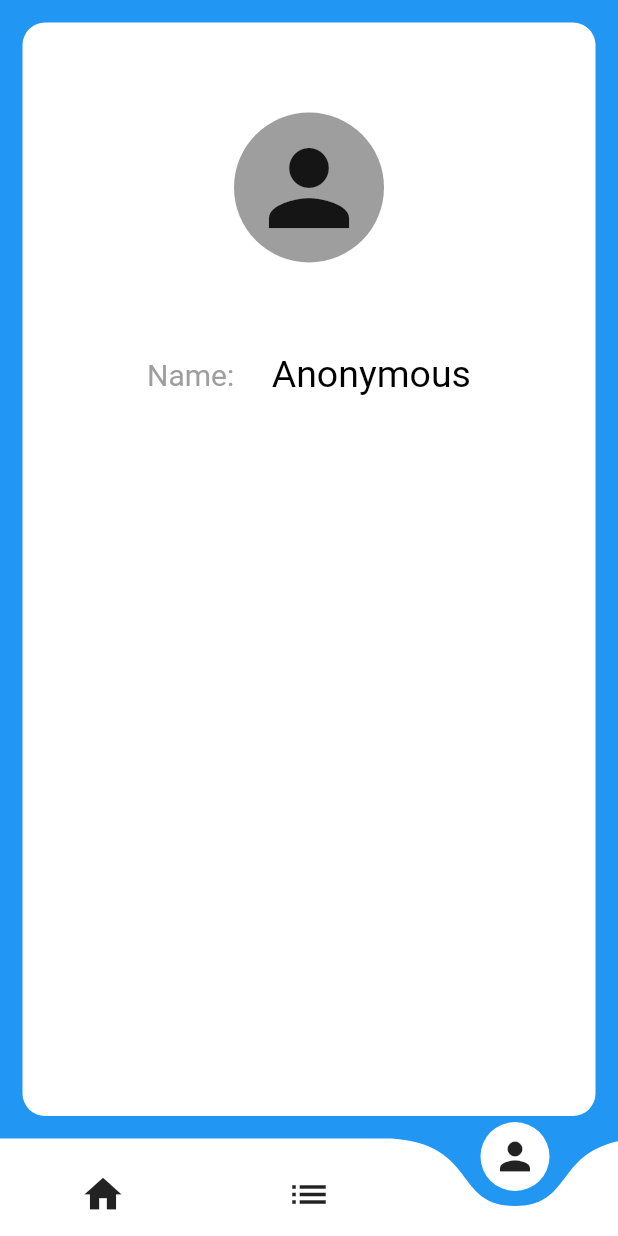
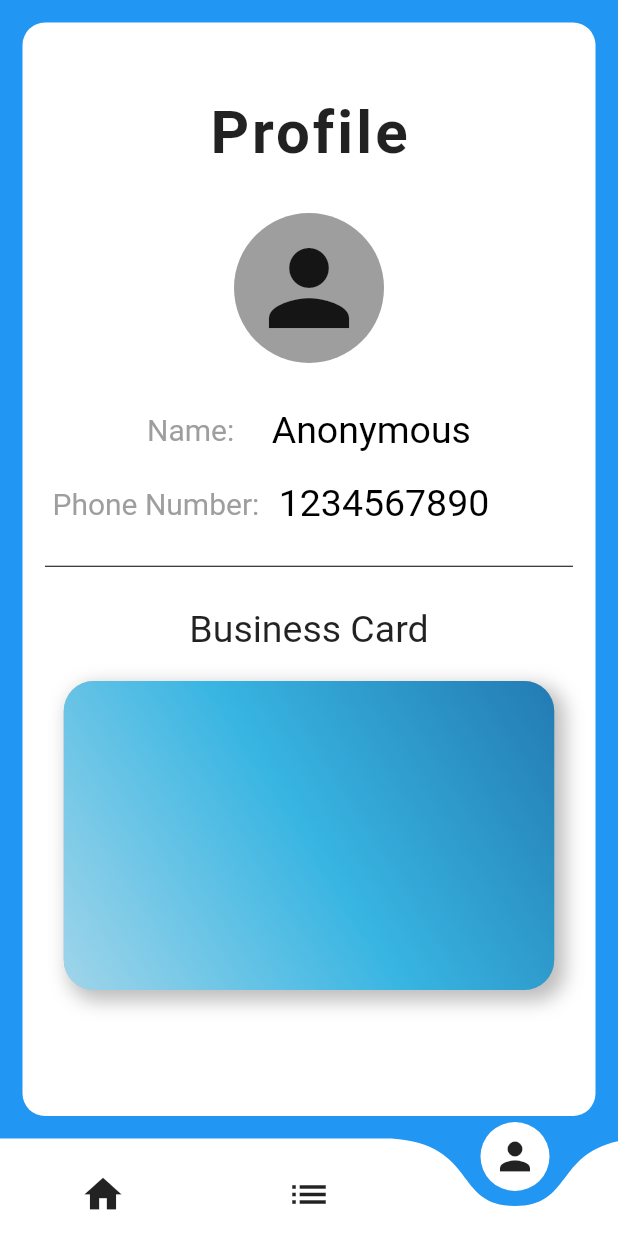
Before and after one commit to ShashiWerdun/Zeta-Book, a Flutter app: the HomePage screen opened directly, swiped to page 3, on a phone screen of 412 x 824 dp. Run offline on Flutter 3.47's test engine with Material 2 defaults, Android fonts, the phone set to English and light mode, and no system bars; drawn by our look-alikes of curved_navigation_bar.

Commit message:
Profile Screen Updated.

```diff
--- a/lib/main.dart
+++ b/lib/main.dart
@@ -1,5 +1,6 @@
 import 'package:flutter/cupertino.dart';
 import 'package:flutter/material.dart';
+import 'package:zeta_book/home_page.dart';
 import 'package:zeta_book/splash.dart';
 
 void main() {
--- a/lib/profile_screen.dart
+++ b/lib/profile_screen.dart
@@ -1,4 +1,3 @@
-import 'package:flutter/cupertino.dart';
 import 'package:flutter/material.dart';
 
 class ProfileScreen extends StatefulWidget {
@@ -24,9 +23,20 @@ class _ProfileScreenState extends State<ProfileScreen> {
           mainAxisAlignment: MainAxisAlignment.start,
           crossAxisAlignment: CrossAxisAlignment.center,
           children: [
+            SizedBox(
+              height: 50,
+            ),
+            Text(
+              "Profile",
+              style: TextStyle(
+                  fontSize: 40,
+                  fontFamily: 'roboto',
+                  fontWeight: FontWeight.bold,
+                  letterSpacing: 2),
+            ),
             Padding(
               padding:
-                  const EdgeInsets.symmetric(vertical: 60.0, horizontal: 0.0),
+                  const EdgeInsets.symmetric(vertical: 30.0, horizontal: 0.0),
               child: Container(
                 child: Center(
                   child: Icon(
@@ -51,7 +61,7 @@ class _ProfileScreenState extends State<ProfileScreen> {
                   "Name: ",
                   style: TextStyle(
                     color: Colors.grey,
-                    fontFamily: 'roboto',
+                    // fontFamily: 'roboto',
                     fontSize: 20,
                   ),
                 ),
@@ -63,10 +73,90 @@ class _ProfileScreenState extends State<ProfileScreen> {
                   style: TextStyle(
                     color: Colors.black,
                     fontFamily: 'roboto',
+                    // fontStyle: FontStyle.italic,
                     fontSize: 25,
                   ),
                 )
               ],
+            ),
+            SizedBox(
+              height: 20,
+            ),
+            Row(
+              mainAxisAlignment: MainAxisAlignment.start,
+              children: [
+                SizedBox(
+                  width: 20,
+                ),
+                Text(
+                  "Phone Number: ",
+                  style: TextStyle(
+                    color: Colors.grey,
+                    // fontFamily: 'roboto',
+                    fontSize: 20,
+                  ),
+                ),
+                SizedBox(
+                  width: 8,
+                ),
+                Text(
+                  "1234567890",
+                  style: TextStyle(
+                    color: Colors.black,
+                    // fontStyle: FontStyle.italic,
+                    fontFamily: 'roboto',
+                    fontSize: 25,
+                  ),
+                )
+              ],
+            ),
+            Padding(
+              padding:
+                  const EdgeInsets.symmetric(horizontal: 15.0, vertical: 20),
+              child: Divider(
+                height: 15,
+                color: Colors.black,
+              ),
+            ),
+            Text(
+              "Business Card",
+              style: TextStyle(
+                fontSize: 25,
+                fontFamily: 'roboto',
+              ),
+            ),
+            SizedBox(height: 20),
+            Container(
+              height: MediaQuery.of(context).size.height / 4,
+              width: MediaQuery.of(context).size.width - 60 - 25,
+              decoration: BoxDecoration(
+                  boxShadow: [
+                    BoxShadow(
+                      color: Colors.black26,
+                      offset: const Offset(
+                        5.0,
+                        5.0,
+                      ),
+                      blurRadius: 10.0,
+                      spreadRadius: 2.0,
+                    ), //BoxShadow
+                    BoxShadow(
+                      color: Color(0xffbab7b7),
+                      offset: const Offset(0.0, 0.0),
+                      blurRadius: 0.0,
+                      spreadRadius: 0.0,
+                    ), //BoxShadow
+                  ],
+                  borderRadius: BorderRadius.circular(20),
+                  gradient: LinearGradient(
+                    colors: [
+                      Color(0xffa0d5ea),
+                      Color(0xff38b5e2),
+                      Color(0xff237bb3)
+                    ],
+                    begin: Alignment.bottomLeft,
+                    end: Alignment.topRight,
+                  )),
             ),
           ],
         ),
```
